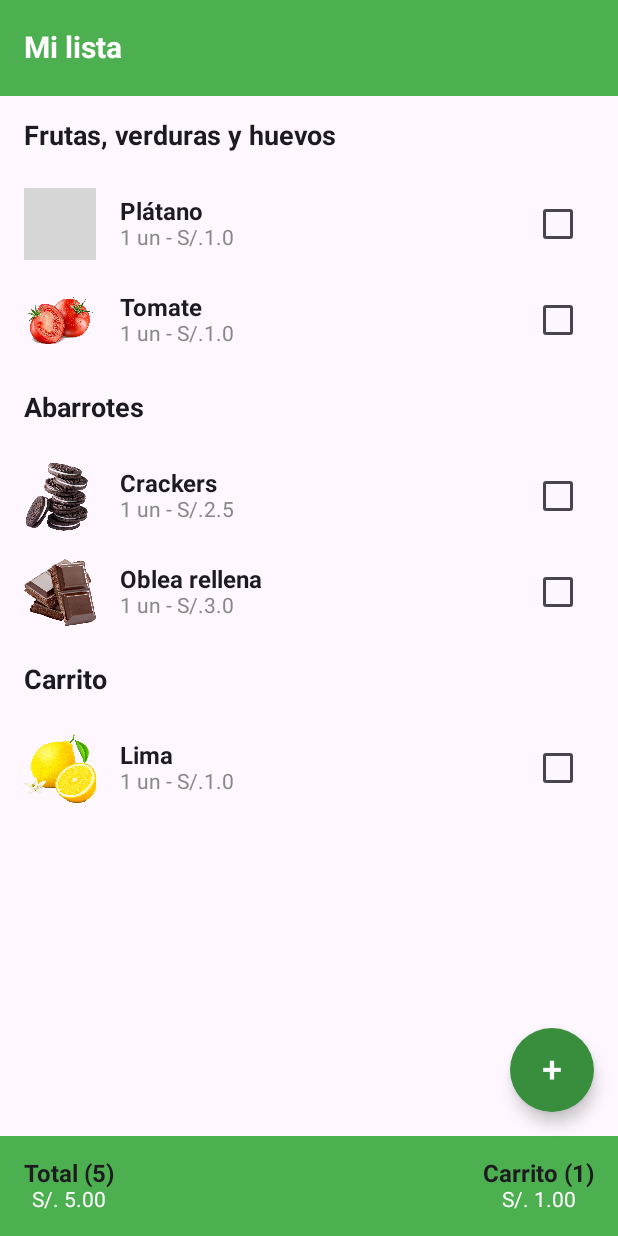
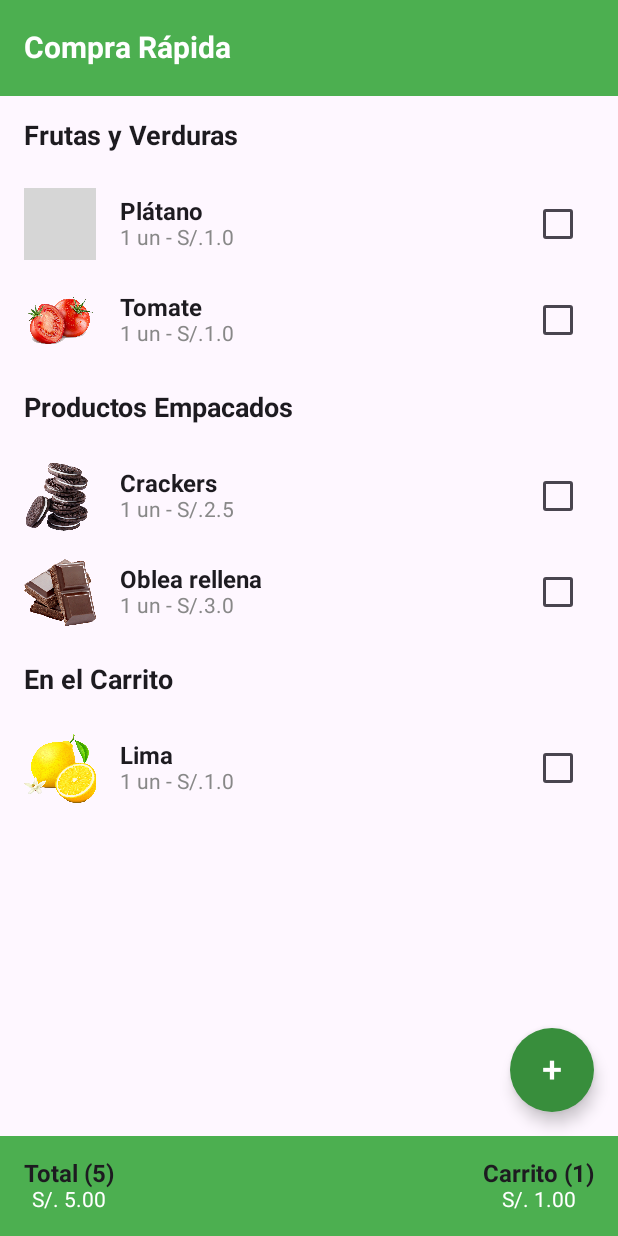
Before and after one commit to FabricioHD827/Lab14-Programacion-movil, an Android app built with Jetpack Compose: the CompraRapidaActivity screen opened directly, with no data from a screen before it, on a phone screen of 412 x 824 dp. Run offline under Robolectric (Android 15) with nearby library versions, the phone set to English and light mode, and no system bars; grey boxes are pictures that could not be loaded.

Commit message:
CompraRapidaView
Vista rapida de compras modificada

```diff
--- a/app/src/main/java/com/example/lab14fabriciohd/CompraRapidaActivity.kt
+++ b/app/src/main/java/com/example/lab14fabriciohd/CompraRapidaActivity.kt
@@ -33,7 +33,7 @@ fun CompraRapidaScreen() {
     Scaffold(
         topBar = {
             TopAppBar(
-                title = { Text("Mi lista", fontSize = 20.sp, fontWeight = FontWeight.Bold) },
+                title = { Text("Compra Rápida", fontSize = 20.sp, fontWeight = FontWeight.Bold) },
                 colors = TopAppBarDefaults.topAppBarColors(
                     containerColor = Color(0xFF4CAF50),
                     titleContentColor = Color.White
@@ -52,7 +52,7 @@ fun CompraRapidaScreen() {
         content = {
             LazyColumn(modifier = Modifier.padding(it)) {
                 item {
-                    CategoryTitle(title = "Frutas, verduras y huevos")
+                    CategoryTitle(title = "Frutas y Verduras")
                 }
                 items(2) { index ->
                     ProductRow(
@@ -63,7 +63,7 @@ fun CompraRapidaScreen() {
                 }
 
                 item {
-                    CategoryTitle(title = "Abarrotes")
+                    CategoryTitle(title = "Productos Empacados")
                 }
                 items(2) { index ->
                     ProductRow(
@@ -74,7 +74,7 @@ fun CompraRapidaScreen() {
                 }
 
                 item {
-                    CategoryTitle(title = "Carrito")
+                    CategoryTitle(title = "En el Carrito")
                 }
                 items(1) {
                     ProductRow(
```
Also changed, not shown: app/src/main/java/com/example/lab14fabriciohd/MainActivity.kt (+43 -11 lines), app/src/main/res/drawable-nodpi/pear.png (added), 1 other file.
